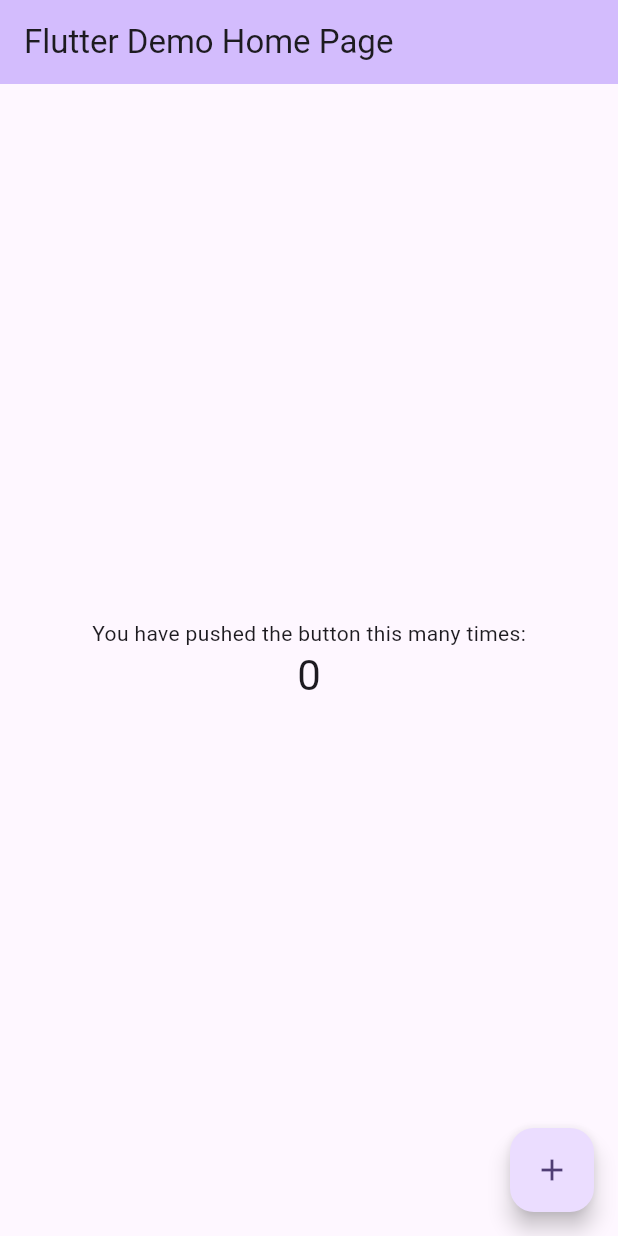
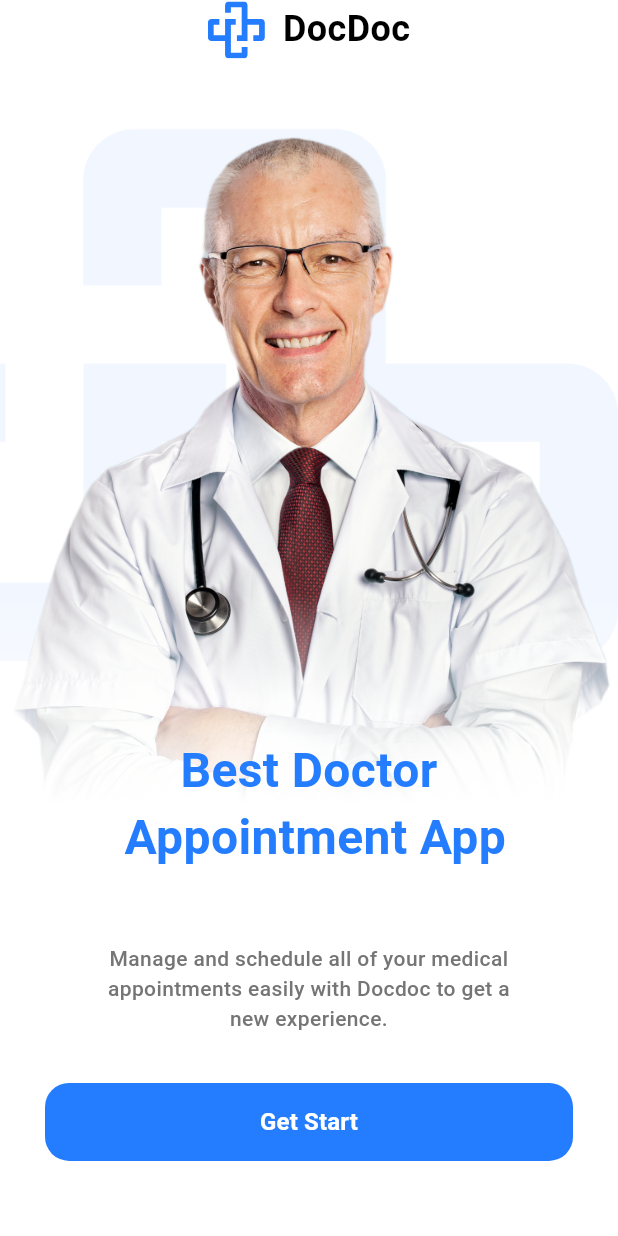
Before and after one commit to AbdElhamidShahin/Doctor_app, a Flutter app: the screen it shows after launch, on a phone screen of 412 x 824 dp. Run offline on Flutter 3.47's test engine with Material 3 defaults, Android fonts, the phone set to English and light mode, and no system bars; our stand-ins replace flutter_screenutil, flutter_svg, go_router.

Commit message:
add onBoardingScreen done

```diff
--- /dev/null
+++ b/lib/core/routing/app_router.dart
@@ -0,0 +1,26 @@
+import 'package:doctor_app_flutter/core/routing/routers.dart';
+import 'package:flutter/material.dart';
+import 'package:go_router/go_router.dart';
+
+import '../../features/login/ui/loginScreen.dart';
+import '../../features/onbording_screen/onBoardingScreen.dart';
+
+abstract class AppRouter {
+  static final router = GoRouter(
+    initialLocation: routes.onBoardingScreen,
+    routes: [
+      GoRoute(
+        path: routes.onBoardingScreen,
+        builder: (BuildContext context, GoRouterState state) {
+          return const OnBoardingScreen();
+        },
+      ),
+      GoRoute(
+        path: routes.loginScreen,
+        builder: (BuildContext context, GoRouterState state) {
+          return const LoginScreen();
+        },
+      ),
+    ],
+  );
+}
--- /dev/null
+++ b/lib/core/routing/routers.dart
@@ -0,0 +1,4 @@
+class routes {
+  static const String onBoardingScreen = "/";
+  static const String loginScreen = "/loginScreen";
+}
--- /dev/null
+++ b/lib/core/theming/colors.dart
@@ -0,0 +1,6 @@
+import 'dart:ui';
+
+class AppColors {
+  static const Color blueMain = Color(0xFF247CFF);
+  static const Color gray = Color(0xFF757575);
+}
--- /dev/null
+++ b/lib/core/theming/styles.dart
@@ -0,0 +1,24 @@
+import 'package:flutter/material.dart';
+
+import 'colors.dart';
+
+const textStyle24 = TextStyle(
+  fontSize: 24,
+  fontWeight: FontWeight.w700,
+  color: Colors.black,
+);
+const textStyle32 = TextStyle(
+  fontSize: 32,
+  fontWeight: FontWeight.w700,
+  color: AppColors.blueMain,
+);
+const textStyle14 = TextStyle(
+  fontSize: 14,
+  fontWeight: FontWeight.w500,
+  color: AppColors.gray,
+);
+const textStyle16 = TextStyle(
+  fontSize: 16,
+  fontWeight: FontWeight.w600,
+  color: Colors.white,
+);
--- /dev/null
+++ b/lib/doc_app.dart
@@ -0,0 +1,23 @@
+import 'package:doctor_app_flutter/core/routing/app_router.dart';
+import 'package:doctor_app_flutter/core/theming/colors.dart';
+import 'package:flutter/material.dart';
+import 'package:flutter_screenutil/flutter_screenutil.dart';
+
+class DocApp extends StatelessWidget {
+  const DocApp({super.key});
+  @override
+  Widget build(BuildContext context) {
+    return ScreenUtilInit(
+      designSize: const Size(375, 812),
+      minTextAdapt: true,
+      child: MaterialApp.router(
+        routerConfig: AppRouter.router,
+        theme: ThemeData(
+          primaryColor: AppColors.blueMain,
+          scaffoldBackgroundColor: Colors.white,
+        ),
+        debugShowCheckedModeBanner: false,
+      ),
+    );
+  }
+}
--- /dev/null
+++ b/lib/features/login/ui/loginScreen.dart
@@ -0,0 +1,10 @@
+import 'package:flutter/cupertino.dart';
+
+class LoginScreen extends StatelessWidget {
+  const LoginScreen({super.key});
+
+  @override
+  Widget build(BuildContext context) {
+    return Center(child: Text("login Screen"));
+  }
+}
--- /dev/null
+++ b/lib/features/onbording_screen/onBoardingScreen.dart
@@ -0,0 +1,50 @@
+import 'package:doctor_app_flutter/features/onbording_screen/widget/custom_image_doctor_and_text.dart';
+import 'package:doctor_app_flutter/features/onbording_screen/widget/custom_text_and_image_onboarding.dart';
+import 'package:doctor_app_flutter/features/onbording_screen/widget/custom_text_button_onBoarding.dart';
+import 'package:flutter/material.dart';
+import 'package:flutter_screenutil/flutter_screenutil.dart';
+
+import '../../core/theming/styles.dart';
+
+class OnBoardingScreen extends StatelessWidget {
+  const OnBoardingScreen({super.key});
+
+  @override
+  Widget build(BuildContext context) {
+    return SafeArea(
+      child: Scaffold(
+        body: Column(
+          children: [
+            CustomTextAndImageOnboarding(),
+
+            SizedBox(height: 30.w),
+            CustomImageDoctorAndText(),
+            SizedBox(height: 16.w),
+            Padding(
+              padding: const EdgeInsets.symmetric(horizontal: 30),
+              child: Column(
+                children: [
+                  Padding(
+                    padding: const EdgeInsets.symmetric(horizontal: 30),
+                    child: Column(
+                      children: [
+                        Text(
+                          "Manage and schedule all of your medical appointments easily with Docdoc to get a new experience.",
+                          style: textStyle14,
+                          textAlign: TextAlign.center,
+                        ),
+                      ],
+                    ),
+                  ),
+                  SizedBox(height: 30.w),
+
+                  CustomTextButtonOnBoarding(),
+                ],
+              ),
+            ),
+          ],
+        ),
+      ),
+    );
+  }
+}
--- /dev/null
+++ b/lib/features/onbording_screen/widget/custom_image_doctor_and_text.dart
@@ -0,0 +1,40 @@
+import 'package:flutter/material.dart';
+
+import '../../../core/theming/styles.dart';
+
+class CustomImageDoctorAndText extends StatelessWidget {
+  const CustomImageDoctorAndText({super.key});
+
+  @override
+  Widget build(BuildContext context) {
+    return Stack(
+      alignment: Alignment.center,
+      children: [
+        const Image(
+          image: AssetImage("assets/images/Onbording_background_image.png"),
+        ),
+        Container(
+          foregroundDecoration: BoxDecoration(
+            gradient: LinearGradient(
+              colors: [Colors.white, Colors.white.withOpacity(0.0)],
+              begin: Alignment.bottomCenter,
+              end: Alignment.topCenter,
+              stops: const [0.14, 0.4],
+            ),
+          ),
+          child: const Image(
+            image: AssetImage("assets/images/image_doctor_onbording.png"),
+          ),
+        ),
+        Positioned(
+          bottom: 30,
+          child: Text(
+            "Best Doctor\n Appointment App",
+            style: textStyle32.copyWith(height: 1.4),
+            textAlign: TextAlign.center,
+          ),
+        ),
+      ],
+    );
+  }
+}
--- /dev/null
+++ b/lib/features/onbording_screen/widget/custom_text_and_image_onboarding.dart
@@ -0,0 +1,21 @@
+import 'package:flutter/material.dart';
+import 'package:flutter_screenutil/flutter_screenutil.dart';
+import 'package:flutter_svg/flutter_svg.dart';
+
+import '../../../core/theming/styles.dart';
+
+class CustomTextAndImageOnboarding extends StatelessWidget {
+  const CustomTextAndImageOnboarding({super.key});
+
+  @override
+  Widget build(BuildContext context) {
+    return Row(
+      mainAxisAlignment: MainAxisAlignment.center,
+      children: [
+        SvgPicture.asset("assets/svgs/logo_onbording.svg"),
+        SizedBox(width: 10.w),
+        Text("DocDoc", style: textStyle24),
+      ],
+    );
+  }
+}
--- /dev/null
+++ b/lib/features/onbording_screen/widget/custom_text_button_onBoarding.dart
@@ -0,0 +1,26 @@
+import 'package:flutter/material.dart';
+import 'package:go_router/go_router.dart';
+import '../../../core/routing/routers.dart';
+import '../../../core/theming/styles.dart';
+
+class CustomTextButtonOnBoarding extends StatelessWidget {
+  const CustomTextButtonOnBoarding({super.key});
+
+  @override
+  Widget build(BuildContext context) {
+    return TextButton(
+      onPressed: () {
+        context.go(routes.loginScreen);
+      },
+      style: ButtonStyle(
+        backgroundColor: MaterialStateProperty.all(Color(0xFF247CFF)),
+        tapTargetSize: MaterialTapTargetSize.shrinkWrap,
+        minimumSize: MaterialStateProperty.all(const Size(double.infinity, 52)),
+        shape: MaterialStateProperty.all(
+          RoundedRectangleBorder(borderRadius: BorderRadius.circular(16)),
+        ),
+      ),
+      child: Text("Get Start", style: textStyle16),
+    );
+  }
+}
--- a/lib/main.dart
+++ b/lib/main.dart
@@ -1,122 +1,6 @@
+import 'package:doctor_app_flutter/doc_app.dart';
 import 'package:flutter/material.dart';
 
 void main() {
-  runApp(const MyApp());
+  runApp(const DocApp());
 }
-
-class MyApp extends StatelessWidget {
-  const MyApp({super.key});
-
-  // This widget is the root of your application.
-  @override
-  Widget build(BuildContext context) {
-    return MaterialApp(
-      title: 'Flutter Demo',
-      theme: ThemeData(
-        // This is the theme of your application.
-        //
-        // TRY THIS: Try running your application with "flutter run". You'll see
-        // the application has a purple toolbar. Then, without quitting the app,
-        // try changing the seedColor in the colorScheme below to Colors.green
-        // and then invoke "hot reload" (save your changes or press the "hot
-        // reload" button in a Flutter-supported IDE, or press "r" if you used
-        // the command line to start the app).
-        //
-        // Notice that the counter didn't reset back to zero; the application
-        // state is not lost during the reload. To reset the state, use hot
-        // restart instead.
-        //
-        // This works for code too, not just values: Most code changes can be
-        // tested with just a hot reload.
-        colorScheme: ColorScheme.fromSeed(seedColor: Colors.deepPurple),
-      ),
-      home: const MyHomePage(title: 'Flutter Demo Home Page'),
-    );
-  }
-}
-
-class MyHomePage extends StatefulWidget {
-  const MyHomePage({super.key, required this.title});
-
-  // This widget is the home page of your application. It is stateful, meaning
-  // that it has a State object (defined below) that contains fields that affect
-  // how it looks.
-
-  // This class is the configuration for the state. It holds the values (in this
-  // case the title) provided by the parent (in this case the App widget) and
-  // used by the build method of the State. Fields in a Widget subclass are
-  // always marked "final".
-
-  final String title;
-
-  @override
-  State<MyHomePage> createState() => _MyHomePageState();
-}
-
-class _MyHomePageState extends State<MyHomePage> {
-  int _counter = 0;
-
-  void _incrementCounter() {
-    setState(() {
-      // This call to setState tells the Flutter framework that something has
-      // changed in this State, which causes it to rerun the build method below
-      // so that the display can reflect the updated values. If we changed
-      // _counter without calling setState(), then the build method would not be
-      // called again, and so nothing would appear to happen.
-      _counter++;
-    });
-  }
-
-  @override
-  Widget build(BuildContext context) {
-    // This method is rerun every time setState is called, for instance as done
-    // by the _incrementCounter method above.
-    //
-    // The Flutter framework has been optimized to make rerunning build methods
-    // fast, so that you can just rebuild anything that needs updating rather
-    // than having to individually change instances of widgets.
-    return Scaffold(
-      appBar: AppBar(
-        // TRY THIS: Try changing the color here to a specific color (to
-        // Colors.amber, perhaps?) and trigger a hot reload to see the AppBar
-        // change color while the other colors stay the same.
-        backgroundColor: Theme.of(context).colorScheme.inversePrimary,
-        // Here we take the value from the MyHomePage object that was created by
-        // the App.build method, and use it to set our appbar title.
-        title: Text(widget.title),
-      ),
-      body: Center(
-        // Center is a layout widget. It takes a single child and positions it
-        // in the middle of the parent.
-        child: Column(
-          // Column is also a layout widget. It takes a list of children and
-          // arranges them vertically. By default, it sizes itself to fit its
-          // children horizontally, and tries to be as tall as its parent.
-          //
-          // Column has various properties to control how it sizes itself and
-          // how it positions its children. Here we use mainAxisAlignment to
-          // center the children vertically; the main axis here is the vertical
-          // axis because Columns are vertical (the cross axis would be
-          // horizontal).
-          //
-          // TRY THIS: Invoke "debug painting" (choose the "Toggle Debug Paint"
-          // action in the IDE, or press "p" in the console), to see the
-          // wireframe for each widget.
-          mainAxisAlignment: MainAxisAlignment.center,
-          children: <Widget>[
-            const Text('You have pushed the button this many times:'),
-            Text(
-              '$_counter',
-              style: Theme.of(context).textTheme.headlineMedium,
-            ),
-          ],
-        ),
-      ),
-      floatingActionButton: FloatingActionButton(
-        onPressed: _incrementCounter,
-        tooltip: 'Increment',
-        child: const Icon(Icons.add),
-      ), // This trailing comma makes auto-formatting nicer for build methods.
-    );
-  }
-}
```
Also changed, not shown: pubspec.yaml (+6 -3 lines), assets/images/Onbording_background_image.png (added), assets/images/image_doctor_onbording.png (added), assets/svgs/logo_onbording.svg (added), pubspec.lock, 1 other file.
